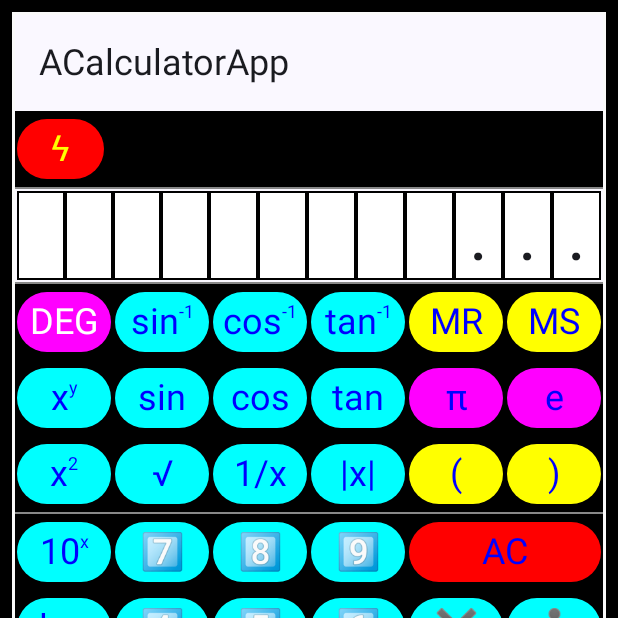
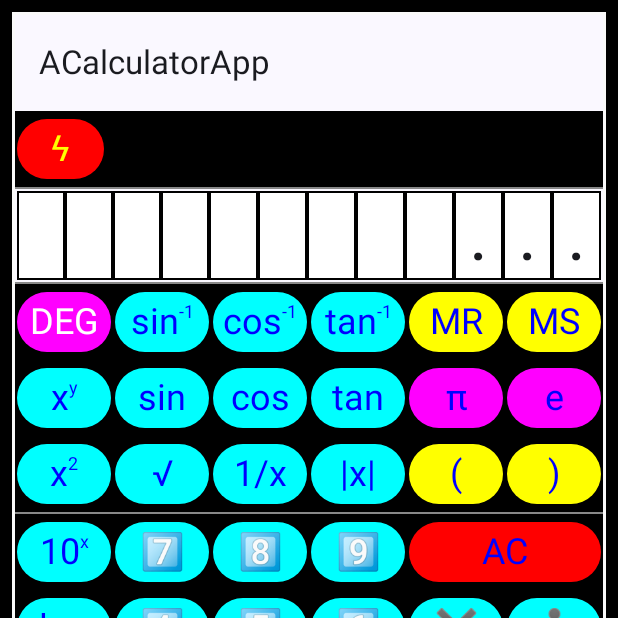
Before and after one commit to trevorwslee/ACalculatorApp, an Android app built with Jetpack Compose: the screen it shows after launch (MainActivity), on a phone screen of 412 x 824 dp, the top half of it. Run offline under Robolectric (Android 15) with nearby library versions, the light colour scheme and no system bars.

Commit message:
adding AppStyle

```diff
--- a/app/src/main/java/com/example/a_calculator_app/MainActivity.kt
+++ b/app/src/main/java/com/example/a_calculator_app/MainActivity.kt
@@ -10,6 +10,7 @@ import androidx.compose.foundation.border
 import androidx.compose.foundation.layout.Box
 import androidx.compose.foundation.layout.Column
 import androidx.compose.foundation.layout.IntrinsicSize
+import androidx.compose.foundation.layout.WindowInsets
 import androidx.compose.foundation.layout.height
 import androidx.compose.foundation.layout.padding
 import androidx.compose.material3.ExperimentalMaterial3Api
@@ -68,9 +69,10 @@ fun HomeTopAppBar(
         title = {
             Text(
                 text = context.resources.getString(R.string.app_name),
-                style = LocalAppStyle.current.topBarTextStyle
+                //style = LocalAppStyle.current.topBarTextStyle
             )
         },
+        windowInsets = WindowInsets(0.dp),
         modifier = modifier
     )
 }
--- a/app/src/main/java/com/example/a_calculator_app/ui/theme/Style.kt
+++ b/app/src/main/java/com/example/a_calculator_app/ui/theme/Style.kt
@@ -10,7 +10,7 @@ import androidx.compose.ui.unit.sp
 
 
 data class AppStyle(
-    val topBarTextStyle: TextStyle,
+    //val topBarTextStyle: TextStyle,
     val headerRowTextStyle: TextStyle,
     val digitTextStyle: TextStyle,
     val keyTextStyle: TextStyle,
@@ -18,7 +18,7 @@ data class AppStyle(
 )
 
 val CompactStyle = AppStyle(
-    topBarTextStyle = TextStyle(fontSize = 18.sp, fontFamily = FontFamily.SansSerif),
+    //topBarTextStyle = TextStyle(fontSize = 18.sp, fontFamily = FontFamily.SansSerif),
     headerRowTextStyle = TextStyle(fontSize = 14.sp, fontFamily = FontFamily.Monospace),
     digitTextStyle = TextStyle(fontSize = 24.sp),
     keyTextStyle = TextStyle(fontSize = 18.sp),
@@ -26,7 +26,7 @@ val CompactStyle = AppStyle(
 )
 
 val ExpandedStyle = AppStyle(
-    topBarTextStyle = TextStyle(fontSize = 24.sp, fontFamily = FontFamily.SansSerif),
+    //topBarTextStyle = TextStyle(fontSize = 24.sp, fontFamily = FontFamily.SansSerif),
     headerRowTextStyle = TextStyle(fontSize = 18.sp, fontFamily = FontFamily.Monospace),
     digitTextStyle = TextStyle(fontSize = 48.sp),
     keyTextStyle = TextStyle(fontSize = 24.sp),
```
